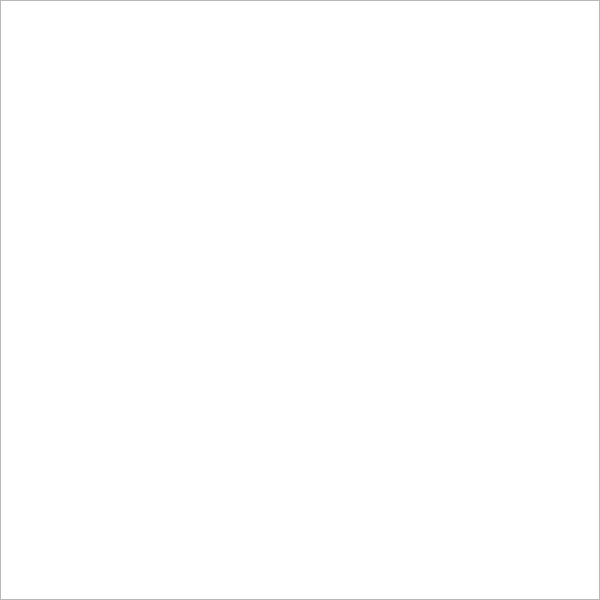
First picture: the form in graphics/mainwindow.ui, repository mifark/pathf, before the edit.
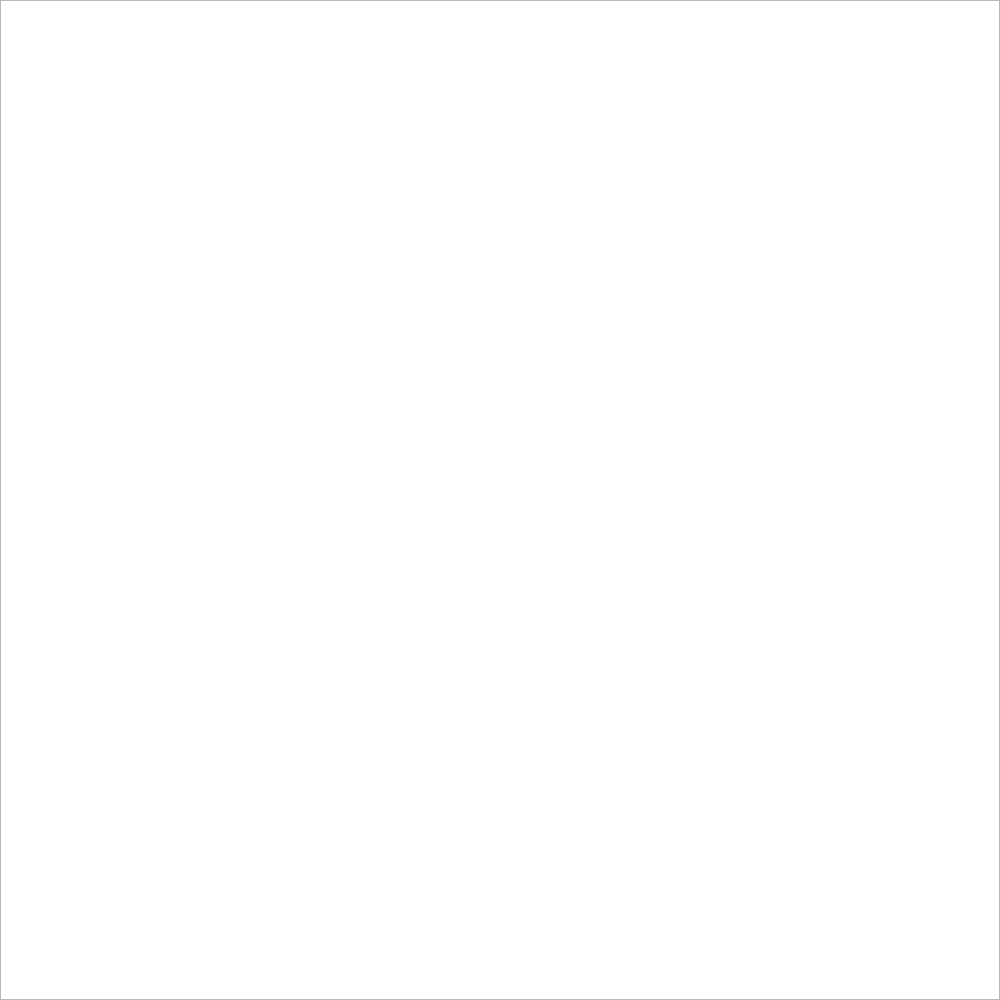
Second picture: the form after the edit.

What changed in the file:
```diff
--- a/graphics/mainwindow.ui
+++ b/graphics/mainwindow.ui
@@ -6,26 +6,26 @@
    <rect>
     <x>0</x>
     <y>0</y>
-    <width>600</width>
-    <height>600</height>
+    <width>1000</width>
+    <height>1000</height>
    </rect>
   </property>
   <property name="sizePolicy">
-   <sizepolicy hsizetype="Fixed" vsizetype="Fixed">
+   <sizepolicy hsizetype="Preferred" vsizetype="Preferred">
     <horstretch>0</horstretch>
     <verstretch>0</verstretch>
    </sizepolicy>
   </property>
   <property name="minimumSize">
    <size>
-    <width>600</width>
-    <height>600</height>
+    <width>1000</width>
+    <height>1000</height>
    </size>
   </property>
   <property name="maximumSize">
    <size>
-    <width>600</width>
-    <height>600</height>
+    <width>1000</width>
+    <height>1000</height>
    </size>
   </property>
   <property name="mouseTracking">
```
